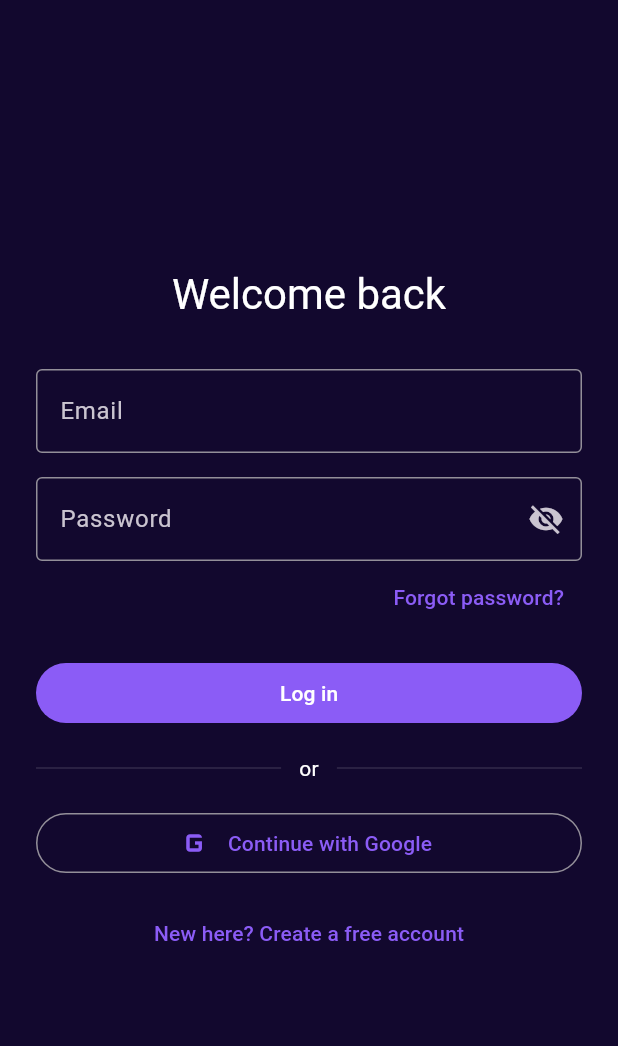
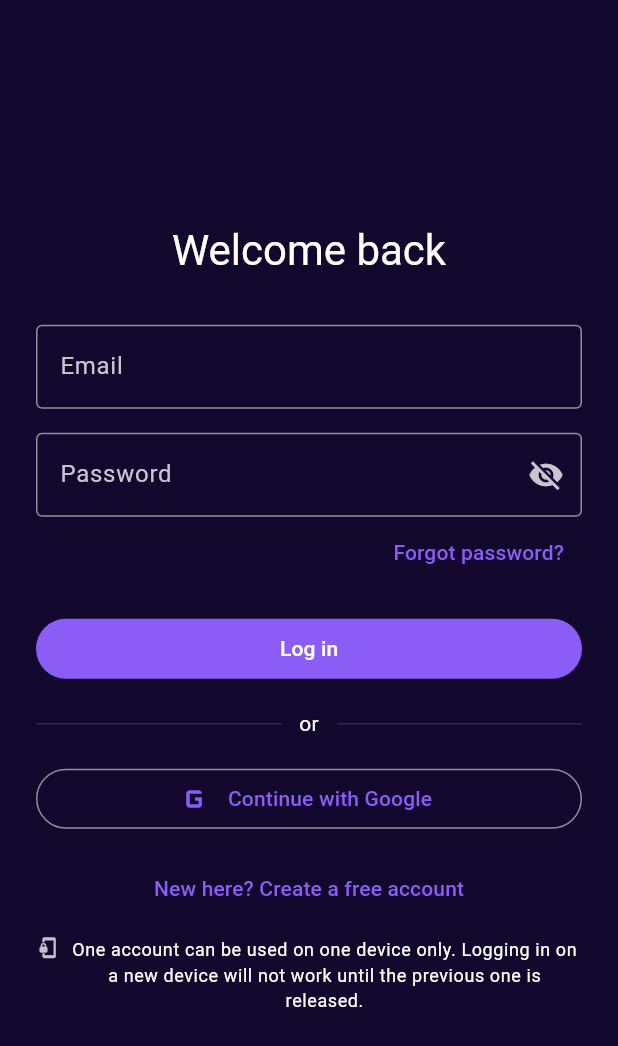
Before and after one commit to cyberking-coder/Rishi_app2, a Flutter app: the screen it shows after launch, on a phone screen of 412 x 824 dp. Shown: the top 1046 px of the screen. Run offline on Flutter 3.47's test engine with Material 3 defaults, Android fonts, the phone set to English and light mode, and no system bars; our stand-ins replace audio_service, device_info_plus, flutter_riverpod, flutter_secure_storage, go_router, google_sign_in and 2 more; missing offline and left inert: pointycastle; accounts and stored records are empty.

Commit message:
Note the one-device-per-account limit on the login screen
Device lock stays strict for all tiers (free included). Rather than
relaxing it, set expectations up front so a user who hits the lock
later understands it's an intentional limit rather than a bug - this
has historically been a recurring support question.

```diff
--- a/mobile_app/lib/features/auth/presentation/screens/login_screen.dart
+++ b/mobile_app/lib/features/auth/presentation/screens/login_screen.dart
@@ -125,6 +125,38 @@ class _LoginScreenState extends ConsumerState<LoginScreen> {
                         isLoading ? null : () => context.push('/signup'),
                     child: const Text('New here? Create a free account'),
                   ),
+                  const SizedBox(height: 8),
+                  // Sets expectations up front for the one-device-per-account
+                  // lock, so a user hitting it later understands why rather
+                  // than reading it as a bug.
+                  Row(
+                    mainAxisAlignment: MainAxisAlignment.center,
+                    crossAxisAlignment: CrossAxisAlignment.start,
+                    children: [
+                      Icon(
+                        Icons.phonelink_lock_outlined,
+                        size: 15,
+                        color: Theme.of(context)
+                            .textTheme
+                            .bodySmall
+                            ?.color
+                            ?.withValues(alpha: 0.75),
+                      ),
+                      const SizedBox(width: 6),
+                      Flexible(
+                        child: Text(
+                          'One account can be used on one device only. '
+                          'Logging in on a new device will not work until '
+                          'the previous one is released.',
+                          textAlign: TextAlign.center,
+                          style: Theme.of(context)
+                              .textTheme
+                              .bodySmall
+                              ?.copyWith(height: 1.4),
+                        ),
+                      ),
+                    ],
+                  ),
                 ],
               ),
             ),
```
